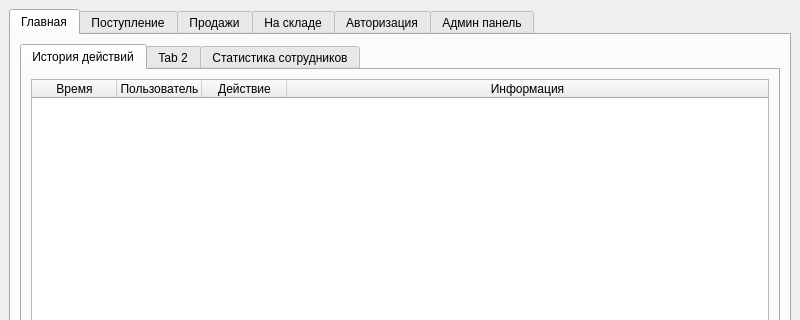
The window that mainwindow.ui (waay01/Internship) describes before a commit, drawn with Qt 5; both pictures show x 0 to 800 and y 0 to 320 of the 800 by 600 pixel window.
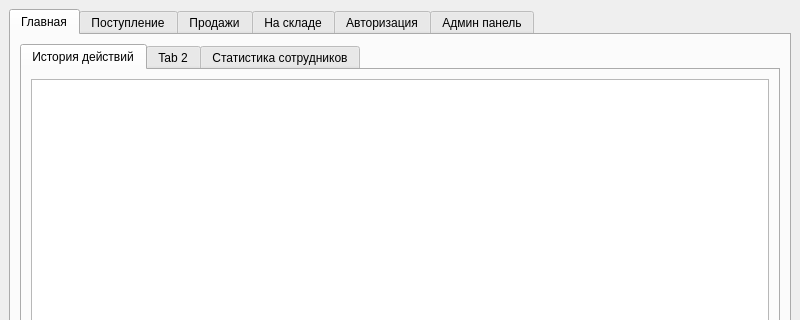
The same window after the commit. The open tabs and pages were chosen to show the change.

Patch:
```diff
--- a/mainwindow.ui
+++ b/mainwindow.ui
@@ -70,26 +70,6 @@
               <attribute name="verticalHeaderStretchLastSection">
                <bool>false</bool>
               </attribute>
-              <column>
-               <property name="text">
-                <string>Время</string>
-               </property>
-              </column>
-              <column>
-               <property name="text">
-                <string>Пользователь</string>
-               </property>
-              </column>
-              <column>
-               <property name="text">
-                <string>Действие</string>
-               </property>
-              </column>
-              <column>
-               <property name="text">
-                <string>Информация</string>
-               </property>
-              </column>
              </widget>
             </item>
            </layout>
```
Left out of the diff: 12 changed lines with no effect on the pictures.
